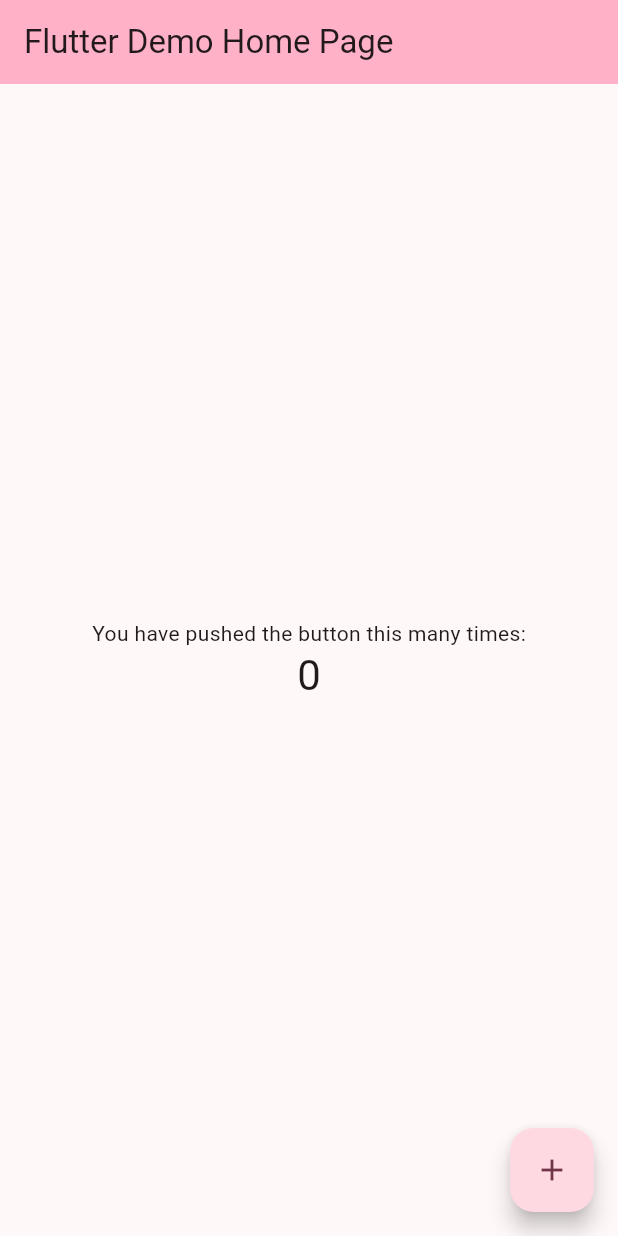
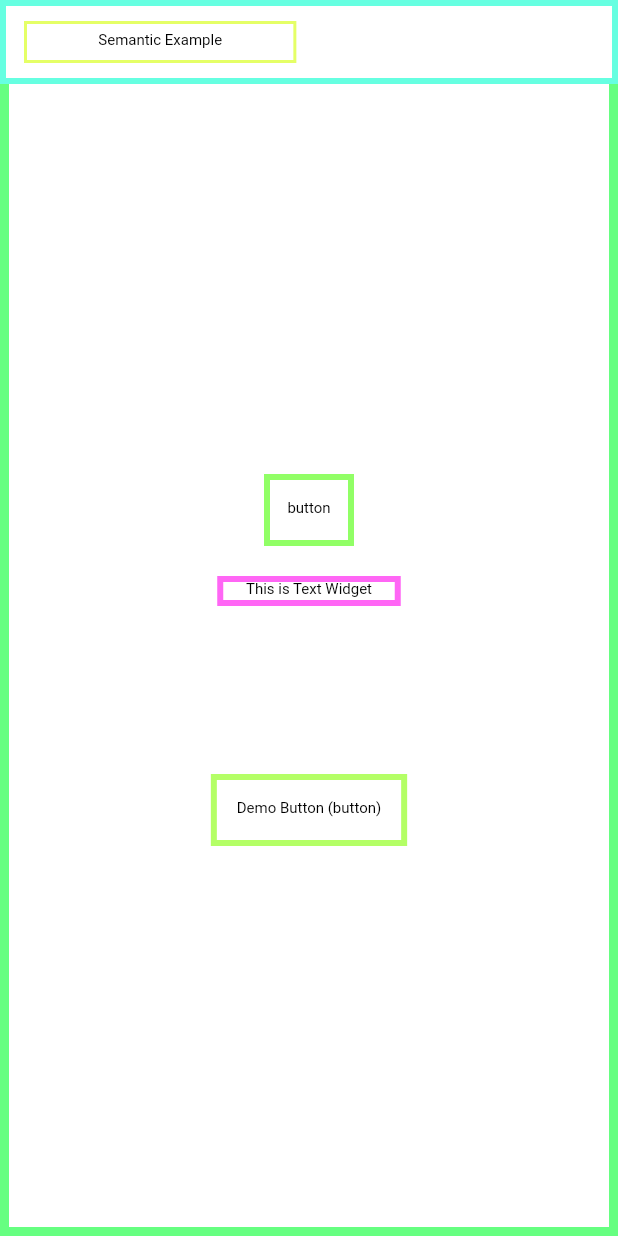
Before and after one commit to AshwanTariq/flutterwithashwan, a Flutter app: the screen it shows after launch, on a phone screen of 412 x 824 dp. Run offline on Flutter 3.47's test engine with Material 2 defaults, Android fonts, the phone set to English and light mode, and no system bars.

Commit message:
exclude semantics added S1E4

```diff
--- a/lib/main.dart
+++ b/lib/main.dart
@@ -1,4 +1,5 @@
 import 'package:flutter/material.dart';
+import 'package:flutter_project/season_1/least_used_widgets/ExcludeSemantics_screen.dart';
 
 void main() {
   runApp(const MyApp());
@@ -12,68 +13,13 @@ class MyApp extends StatelessWidget {
   Widget build(BuildContext context) {
     return MaterialApp(
       title: 'Flutter Demo',
+      showSemanticsDebugger: true,
+      debugShowCheckedModeBanner: false,
       theme: ThemeData(
         colorScheme: ColorScheme.fromSeed(seedColor: Colors.black38),
         useMaterial3: true,
       ),
-      home: const MyHomePage(title: 'Flutter Demo Home Page'),
+      home: const SemanticsExample(),
     );
   }
 }
-
-class MyHomePage extends StatefulWidget {
-  const MyHomePage({super.key, required this.title});
-
-  // This widget is the home page of your application. It is stateful, meaning
-  // that it has a State object (defined below) that contains fields that affect
-  // how it looks.
-
-  // This class is the configuration for the state. It holds the values (in this
-  // case the title) provided by the parent (in this case the App widget) and
-  // used by the build method of the State. Fields in a Widget subclass are
-  // always marked "final".
-
-  final String title;
-
-  @override
-  State<MyHomePage> createState() => _MyHomePageState();
-}
-
-class _MyHomePageState extends State<MyHomePage> {
-  int _counter = 0;
-
-  void _incrementCounter() {
-    setState(() {
-      _counter++;
-    });
-  }
-
-  @override
-  Widget build(BuildContext context) {
-    return Scaffold(
-      appBar: AppBar(
-        backgroundColor: Theme.of(context).colorScheme.inversePrimary,
-        title: Text(widget.title),
-      ),
-      body: Center(
-        child: Column(
-          mainAxisAlignment: MainAxisAlignment.center,
-          children: <Widget>[
-            const Text(
-              'You have pushed the button this many times:',
-            ),
-            Text(
-              '$_counter',
-              style: Theme.of(context).textTheme.headlineMedium,
-            ),
-          ],
-        ),
-      ),
-      floatingActionButton: FloatingActionButton(
-        onPressed: _incrementCounter,
-        tooltip: 'Increment',
-        child: const Icon(Icons.add),
-      ), // This trailing comma makes auto-formatting nicer for build methods.
-    );
-  }
-}
--- /dev/null
+++ b/lib/season_1/least_used_widgets/ExcludeSemantics_screen.dart
@@ -0,0 +1,64 @@
+import 'package:flutter/material.dart';
+
+class SemanticsExample extends StatefulWidget {
+  const SemanticsExample({super.key});
+
+  @override
+  State<StatefulWidget> createState() {
+    return _SemanticsExampleState();
+  }
+}
+
+class _SemanticsExampleState extends State<SemanticsExample> {
+  static const TextStyle textStyle = TextStyle(color: Colors.white);
+
+  bool flag = false;
+  @override
+  Widget build(BuildContext context) {
+    return Scaffold(
+      appBar: AppBar(
+        title: const Text("Semantic Example"),
+      ),
+      body: SizedBox(
+        width: double.infinity,
+        child: Column(
+          mainAxisAlignment: MainAxisAlignment.center,
+          children: [
+            Switch(
+                value: flag,
+                onChanged: (value) => setState(() => flag = value)),
+            const SizedBox(
+              height: 20,
+            ),
+            ExcludeSemantics(
+              excluding: flag, // Exclude semantics for the text widget
+              child: const Text(
+                'This is Text Widget',
+                style: textStyle,
+              ),
+            ),
+            SizedBox(
+              width: 400,
+              height: 160,
+              child: Stack(
+                alignment: Alignment.topCenter,
+                children: [
+                  Positioned(
+                    bottom: 0,
+                    child: ExcludeSemantics(
+                      excluding: false, // Exclude semantics for the button
+                      child: OutlinedButton(
+                        child: const Text('Demo Button'),
+                        onPressed: () {},
+                      ),
+                    ),
+                  ),
+                ],
+              ),
+            ),
+          ],
+        ),
+      ),
+    );
+  }
+}
```
